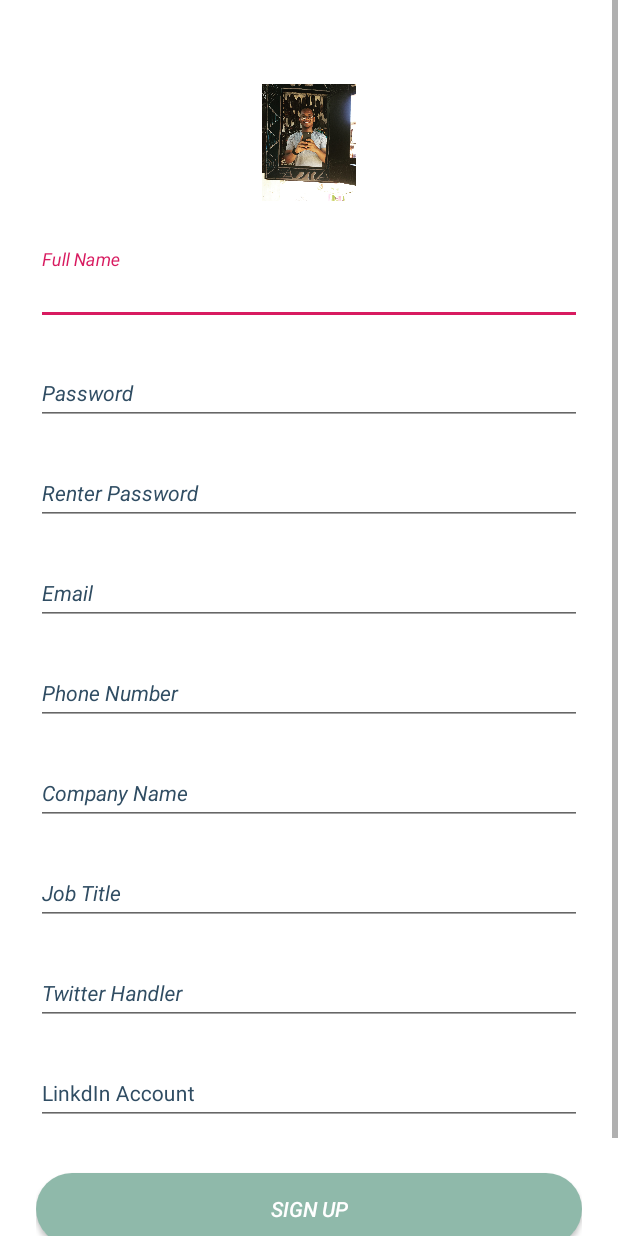
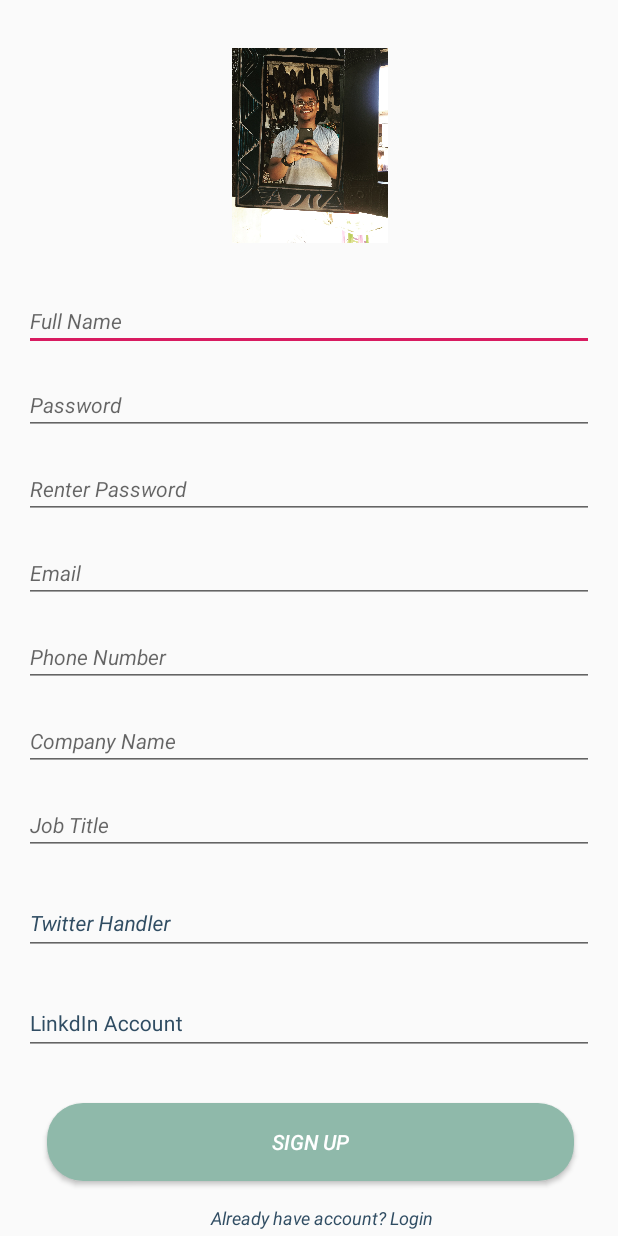
Before and after one commit to ahmedkmadani/Aloha, an Android app: the SignupActivity screen opened directly, with no data from a screen before it, on a phone screen of 412 x 824 dp. Run offline under Robolectric (Android 15) with nearby library versions, the phone set to English and light mode, and no system bars.

Commit message:
fix signup layout

```diff
--- a/app/build.gradle
+++ b/app/build.gradle
@@ -31,6 +31,7 @@ dependencies {
 
     implementation 'androidx.constraintlayout:constraintlayout:1.1.3'
     implementation 'com.google.android.material:material:1.0.0'
+    implementation 'androidx.legacy:legacy-support-v4:1.0.0'
 
     testImplementation 'junit:junit:4.12'
     androidTestImplementation 'androidx.test.ext:junit:1.1.0'
--- a/app/src/main/res/layout/activity_signup.xml
+++ b/app/src/main/res/layout/activity_signup.xml
@@ -1,26 +1,32 @@
 <?xml version="1.0" encoding="utf-8"?>
-<ScrollView xmlns:android="http://schemas.android.com/apk/res/android"
-    xmlns:app="http://schemas.android.com/apk/res-auto" xmlns:tools="http://schemas.android.com/tools"
-    android:layout_width="fill_parent"
-    android:layout_height="fill_parent"
-    android:fitsSystemWindows="true"
-    android:background="@android:color/white" android:id="@+id/scrollView2">
+<LinearLayout xmlns:android="http://schemas.android.com/apk/res/android"
+    xmlns:app="http://schemas.android.com/apk/res-auto"
+    xmlns:tools="http://schemas.android.com/tools"
+    android:layout_width="match_parent"
+    android:layout_height="match_parent">
 
-    <LinearLayout
-        android:orientation="vertical"
+    <androidx.core.widget.NestedScrollView
         android:layout_width="match_parent"
-        android:layout_height="wrap_content"
-        android:paddingTop="56dp"
-        android:paddingLeft="24dp"
-        android:paddingRight="24dp"
-        >
+        android:layout_height="match_parent"
+        android:fillViewport="true">
+
+        <androidx.constraintlayout.widget.ConstraintLayout
+            android:layout_width="match_parent"
+            android:layout_height="match_parent">
 
             <ImageView
-            android:layout_width="108dp"
-            android:layout_height="78dp"
-            android:layout_gravity="center_horizontal"
-            android:layout_marginBottom="24dp"
-            android:src="@drawable/pic" />
+                android:id="@+id/imageView2"
+                android:layout_width="187dp"
+                android:layout_height="130dp"
+                android:layout_marginStart="32dp"
+                android:layout_marginLeft="32dp"
+                android:layout_marginTop="32dp"
+                android:layout_marginEnd="32dp"
+                android:layout_marginRight="32dp"
+                app:layout_constraintEnd_toEndOf="parent"
+                app:layout_constraintStart_toStartOf="parent"
+                app:layout_constraintTop_toTopOf="parent"
+                app:srcCompat="@drawable/pic" />
 
             <com.google.android.material.textfield.TextInputLayout
                 android:layout_width="match_parent"
@@ -29,18 +35,27 @@
                 android:layout_marginBottom="8dp"
                 android:textColorHint="#304D63">
 
+            </com.google.android.material.textfield.TextInputLayout>
+
             <EditText
                 android:id="@+id/input_fname"
                 android:layout_width="match_parent"
                 android:layout_height="wrap_content"
+                android:layout_marginStart="16dp"
+                android:layout_marginLeft="16dp"
+                android:layout_marginTop="32dp"
+                android:layout_marginEnd="16dp"
+                android:layout_marginRight="16dp"
                 android:autofillHints=""
                 android:hint="@string/first_name"
                 android:inputType="textPersonName"
                 android:textColor="#304D63"
                 android:textSize="14sp"
                 android:textStyle="italic"
+                app:layout_constraintEnd_toEndOf="@+id/imageView2"
+                app:layout_constraintStart_toStartOf="@+id/imageView2"
+                app:layout_constraintTop_toBottomOf="@+id/imageView2"
                 tools:targetApi="o" />
-        </com.google.android.material.textfield.TextInputLayout>
 
             <com.google.android.material.textfield.TextInputLayout
                 android:layout_width="match_parent"
@@ -49,17 +64,26 @@
                 android:layout_marginBottom="8dp"
                 android:textColorHint="#304D63">
 
+            </com.google.android.material.textfield.TextInputLayout>
+
             <EditText
                 android:id="@+id/input_password"
                 android:layout_width="match_parent"
                 android:layout_height="wrap_content"
+                android:layout_marginStart="16dp"
+                android:layout_marginLeft="16dp"
+                android:layout_marginTop="16dp"
+                android:layout_marginEnd="16dp"
+                android:layout_marginRight="16dp"
                 android:autofillHints=""
                 android:hint="@string/password"
                 android:inputType="textPersonName"
                 android:textColor="#304D63"
                 android:textSize="14sp"
-                android:textStyle="italic" />
-        </com.google.android.material.textfield.TextInputLayout>
+                android:textStyle="italic"
+                app:layout_constraintEnd_toEndOf="@+id/input_fname"
+                app:layout_constraintStart_toStartOf="@+id/input_fname"
+                app:layout_constraintTop_toBottomOf="@+id/input_fname" />
 
             <com.google.android.material.textfield.TextInputLayout
                 android:layout_width="match_parent"
@@ -68,17 +92,26 @@
                 android:layout_marginBottom="8dp"
                 android:textColorHint="#304D63">
 
+            </com.google.android.material.textfield.TextInputLayout>
+
             <EditText
                 android:id="@+id/input_confirm_password"
                 android:layout_width="match_parent"
                 android:layout_height="wrap_content"
+                android:layout_marginStart="16dp"
+                android:layout_marginLeft="16dp"
+                android:layout_marginTop="16dp"
+                android:layout_marginEnd="16dp"
+                android:layout_marginRight="16dp"
                 android:autofillHints=""
                 android:hint="@string/renter_password"
                 android:inputType="textPassword"
                 android:textColor="#304D63"
                 android:textSize="14sp"
-                android:textStyle="italic" />
-        </com.google.android.material.textfield.TextInputLayout>
+                android:textStyle="italic"
+                app:layout_constraintEnd_toEndOf="@+id/input_password"
+                app:layout_constraintStart_toStartOf="@+id/input_password"
+                app:layout_constraintTop_toBottomOf="@+id/input_password" />
 
             <com.google.android.material.textfield.TextInputLayout
                 android:layout_width="match_parent"
@@ -87,17 +120,26 @@
                 android:layout_marginBottom="8dp"
                 android:textColorHint="#304D63">
 
+            </com.google.android.material.textfield.TextInputLayout>
+
             <EditText
                 android:id="@+id/input_email"
                 android:layout_width="match_parent"
                 android:layout_height="wrap_content"
+                android:layout_marginStart="16dp"
+                android:layout_marginLeft="16dp"
+                android:layout_marginTop="16dp"
+                android:layout_marginEnd="16dp"
+                android:layout_marginRight="16dp"
                 android:autofillHints=""
                 android:hint="@string/email"
                 android:inputType="textEmailAddress"
                 android:textColor="#304D63"
                 android:textSize="14sp"
-                android:textStyle="italic" />
-        </com.google.android.material.textfield.TextInputLayout>
+                android:textStyle="italic"
+                app:layout_constraintEnd_toEndOf="@+id/input_confirm_password"
+                app:layout_constraintStart_toStartOf="@+id/input_confirm_password"
+                app:layout_constraintTop_toBottomOf="@+id/input_confirm_password" />
 
             <com.google.android.material.textfield.TextInputLayout
                 android:layout_width="match_parent"
@@ -106,17 +148,26 @@
                 android:layout_marginBottom="8dp"
                 android:textColorHint="#304D63">
 
+            </com.google.android.material.textfield.TextInputLayout>
+
             <EditText
                 android:id="@+id/input_phone"
                 android:layout_width="match_parent"
                 android:layout_height="wrap_content"
+                android:layout_marginStart="16dp"
+                android:layout_marginLeft="16dp"
+                android:layout_marginTop="16dp"
+                android:layout_marginEnd="16dp"
+                android:layout_marginRight="16dp"
                 android:autofillHints=""
                 android:hint="@string/phonenumber"
                 android:inputType="textPhonetic"
                 android:textColor="#304D63"
                 android:textSize="14sp"
-                android:textStyle="italic" />
-        </com.google.android.material.textfield.TextInputLayout>
+                android:textStyle="italic"
+                app:layout_constraintEnd_toEndOf="@+id/input_email"
+                app:layout_constraintStart_toStartOf="@+id/input_email"
+                app:layout_constraintTop_toBottomOf="@+id/input_email" />
 
             <com.google.android.material.textfield.TextInputLayout
                 android:layout_width="match_parent"
@@ -125,17 +176,27 @@
                 android:layout_marginBottom="8dp"
                 android:textColorHint="#304D63">
 
+            </com.google.android.material.textfield.TextInputLayout>
+
             <EditText
                 android:id="@+id/input_company"
                 android:layout_width="match_parent"
                 android:layout_height="wrap_content"
+                android:layout_marginStart="16dp"
+                android:layout_marginLeft="16dp"
+                android:layout_marginTop="16dp"
+                android:layout_marginEnd="16dp"
+                android:layout_marginRight="16dp"
                 android:autofillHints=""
                 android:hint="@string/company"
                 android:inputType="text"
                 android:textColor="#304D63"
                 android:textSize="14sp"
-                android:textStyle="italic" />
-        </com.google.android.material.textfield.TextInputLayout>
+                android:textStyle="italic"
+                app:layout_constraintEnd_toEndOf="@+id/input_phone"
+                app:layout_constraintStart_toStartOf="@+id/input_phone"
+                app:layout_constraintTop_toBottomOf="@+id/input_phone" />
+
 
             <com.google.android.material.textfield.TextInputLayout
                 android:layout_width="match_parent"
@@ -144,24 +205,41 @@
                 android:layout_marginBottom="8dp"
                 android:textColorHint="#304D63">
 
+            </com.google.android.material.textfield.TextInputLayout>
+
             <EditText
                 android:id="@+id/input_job"
                 android:layout_width="match_parent"
                 android:layout_height="wrap_content"
+                android:layout_marginStart="16dp"
+                android:layout_marginLeft="16dp"
+                android:layout_marginTop="16dp"
+                android:layout_marginEnd="16dp"
+                android:layout_marginRight="16dp"
                 android:autofillHints=""
                 android:hint="@string/job"
                 android:inputType="textPhonetic"
                 android:textColor="#304D63"
                 android:textSize="14sp"
-                android:textStyle="italic" />
-        </com.google.android.material.textfield.TextInputLayout>
+                android:textStyle="italic"
+                app:layout_constraintEnd_toEndOf="@+id/input_company"
+                app:layout_constraintStart_toStartOf="@+id/input_company"
+                app:layout_constraintTop_toBottomOf="@+id/input_company" />
+
 
             <com.google.android.material.textfield.TextInputLayout
+                android:id="@+id/textInputLayout"
                 android:layout_width="match_parent"
                 android:layout_height="wrap_content"
-            android:layout_marginTop="8dp"
-            android:layout_marginBottom="8dp"
-            android:textColorHint="#304D63">
+                android:layout_marginStart="16dp"
+                android:layout_marginLeft="16dp"
+                android:layout_marginTop="16dp"
+                android:layout_marginEnd="16dp"
+                android:layout_marginRight="16dp"
+                android:textColorHint="#304D63"
+                app:layout_constraintEnd_toEndOf="@+id/input_job"
+                app:layout_constraintStart_toStartOf="@+id/input_job"
+                app:layout_constraintTop_toBottomOf="@+id/input_job">
 
                 <EditText
                     android:id="@+id/input_twitter"
@@ -177,11 +255,18 @@
 
 
             <com.google.android.material.textfield.TextInputLayout
+                android:id="@+id/textInputLayout4"
                 android:layout_width="match_parent"
                 android:layout_height="wrap_content"
-            android:layout_marginTop="8dp"
-            android:layout_marginBottom="8dp"
-            android:textColorHint="#304D63">
+                android:layout_marginStart="16dp"
+                android:layout_marginLeft="16dp"
+                android:layout_marginTop="16dp"
+                android:layout_marginEnd="16dp"
+                android:layout_marginRight="16dp"
+                android:textColorHint="#304D63"
+                app:layout_constraintEnd_toEndOf="@+id/textInputLayout"
+                app:layout_constraintStart_toStartOf="@+id/textInputLayout"
+                app:layout_constraintTop_toBottomOf="@+id/textInputLayout">
 
                 <EditText
                     android:id="@+id/input_linkidn"
@@ -194,30 +279,39 @@
                     android:textSize="14sp" />
             </com.google.android.material.textfield.TextInputLayout>
 
-
             <androidx.appcompat.widget.AppCompatButton
                 android:id="@+id/btn_signin"
-            android:layout_width="fill_parent"
-            android:layout_height="wrap_content"
-            android:layout_marginTop="24dp"
-            android:layout_marginBottom="24dp"
+                android:layout_width="351dp"
+                android:layout_height="52dp"
+                android:layout_marginStart="16dp"
+                android:layout_marginLeft="16dp"
+                android:layout_marginTop="32dp"
+                android:layout_marginEnd="16dp"
+                android:layout_marginRight="16dp"
                 android:background="@drawable/round_corner"
                 android:padding="12dp"
                 android:text="@string/sigin_up"
                 android:textColor="@android:color/white"
-            android:textStyle="italic" />
+                android:textStyle="italic"
+                app:layout_constraintEnd_toEndOf="@+id/textInputLayout4"
+                app:layout_constraintStart_toStartOf="@+id/textInputLayout4"
+                app:layout_constraintTop_toBottomOf="@+id/textInputLayout4" />
 
-
-        <TextView android:id="@+id/link_signin"
+            <TextView
+                android:id="@+id/link_signin"
                 android:layout_width="fill_parent"
                 android:layout_height="wrap_content"
-            android:layout_marginBottom="24dp"
+                android:layout_marginStart="16dp"
+                android:layout_marginLeft="16dp"
+                android:layout_marginTop="16dp"
+                android:gravity="center"
                 android:text="@string/already_have_account_login"
-            android:gravity="center"
+                android:textColor="#304D63"
                 android:textSize="12sp"
                 android:textStyle="italic"
-            android:textColor="#304D63"/>
-
-
+                app:layout_constraintEnd_toEndOf="@+id/btn_signin"
+                app:layout_constraintStart_toStartOf="@+id/btn_signin"
+                app:layout_constraintTop_toBottomOf="@+id/btn_signin" />
+        </androidx.constraintlayout.widget.ConstraintLayout>
+    </androidx.core.widget.NestedScrollView>
 </LinearLayout>
-</ScrollView>
```
Lines whose indentation alone changed are shown as unchanged.
